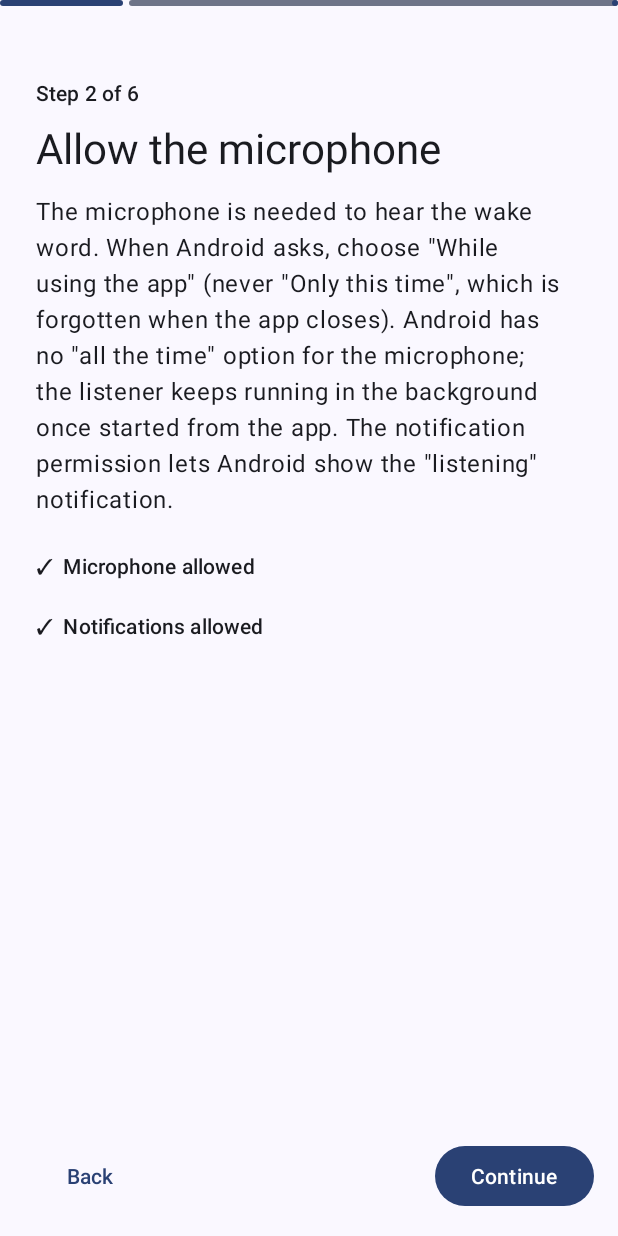
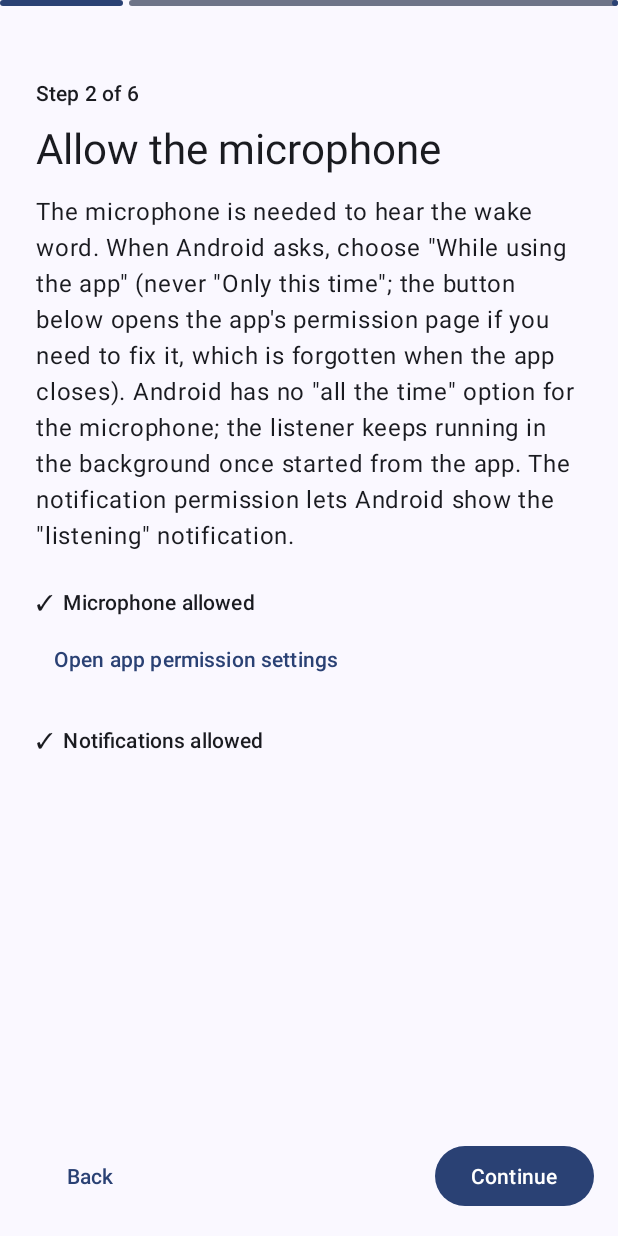
Before and after one commit to TrendMend/luna, an Android app: the screen it shows after launch (OnboardingActivity), after a tap on "Continue", on a phone screen of 412 x 824 dp. Run offline under Robolectric (Android 15) with nearby library versions, the phone set to English and light mode, and no system bars; 8 statements that could not run were skipped.

Commit message:
Add shortcuts to the app's system permission settings
Co-Authored-By: Claude Sonnet 5.5 <noreply@anthropic.com>

```diff
--- a/app/src/main/java/com/example/hawakeword/OnboardingActivity.kt
+++ b/app/src/main/java/com/example/hawakeword/OnboardingActivity.kt
@@ -65,6 +65,7 @@ class OnboardingActivity : AppCompatActivity() {
         b.btnBack.setOnClickListener { if (step > 0) { step--; render() } }
         b.btnNext.setOnClickListener { next() }
         b.btnMic.setOnClickListener { request(Manifest.permission.RECORD_AUDIO) }
+        b.btnAppSettings.setOnClickListener { Setup.openAppSettings(this) }
         b.btnNotif.setOnClickListener { request(Manifest.permission.POST_NOTIFICATIONS) }
         b.btnBattery.setOnClickListener { Setup.requestBatteryExemption(this) }
         b.btnSignIn.setOnClickListener { signIn() }
@@ -202,7 +203,7 @@ class OnboardingActivity : AppCompatActivity() {
             Step.PERMISSIONS -> {
                 b.tvTitle.text = "Allow the microphone"
                 b.tvBody.text = "The microphone is needed to hear the wake word. When Android asks, " +
-                    "choose \"While using the app\" (never \"Only this time\", which is forgotten when " +
+                    "choose \"While using the app\" (never \"Only this time\"; the button below opens the app's permission page if you need to fix it, which is forgotten when " +
                     "the app closes). Android has no \"all the time\" option for the microphone; the " +
                     "listener keeps running in the background once started from the app. " +
                     "The notification permission lets Android show the \"listening\" notification."
--- a/app/src/main/res/layout/activity_onboarding.xml
+++ b/app/src/main/res/layout/activity_onboarding.xml
@@ -89,6 +89,14 @@
                     android:layout_height="wrap_content"
                     android:layout_marginTop="4dp"
                     android:text="Allow microphone" />
+
+                <com.google.android.material.button.MaterialButton
+                    android:id="@+id/btnAppSettings"
+                    style="@style/Widget.Material3.Button.TextButton"
+                    android:layout_width="wrap_content"
+                    android:layout_height="wrap_content"
+                    android:layout_marginTop="4dp"
+                    android:text="Open app permission settings" />
 
                 <TextView
                     android:id="@+id/tvNotif"
```
Also changed, not shown: app/src/main/java/com/example/hawakeword/SettingsActivity.kt (+12 -3 lines), app/src/main/java/com/example/hawakeword/Setup.kt (+8 -0 lines).
